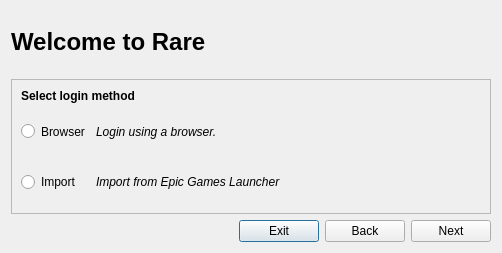
RareDevs/Rare, file rare/ui/components/dialogs/login/login_dialog.ui: the form before one commit.
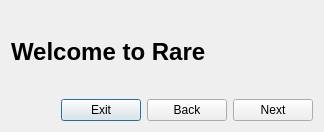
The form after the commit.

Commit message:
Use SlidingStackedWidget for the login dialog.
Also fixes the login window missing dialog type hints for the window manager.

What changed in the file:
```diff
--- a/rare/ui/components/dialogs/login/login_dialog.ui
+++ b/rare/ui/components/dialogs/login/login_dialog.ui
@@ -6,19 +6,22 @@
    <rect>
     <x>0</x>
     <y>0</y>
-    <width>492</width>
-    <height>267</height>
+    <width>324</width>
+    <height>132</height>
    </rect>
   </property>
   <property name="windowTitle">
    <string>Rare Login</string>
   </property>
-  <layout class="QVBoxLayout" name="login_layout">
-   <property name="sizeConstraint">
-    <enum>QLayout::SetFixedSize</enum>
-   </property>
+  <layout class="QVBoxLayout" name="login_layout" stretch="0,0,0,0,0">
    <item>
     <spacer name="login_vspacer_top">
+     <property name="orientation">
+      <enum>Qt::Vertical</enum>
+     </property>
+     <property name="sizeType">
+      <enum>QSizePolicy::Fixed</enum>
+     </property>
      <property name="sizeHint" stdset="0">
       <size>
        <width>0</width>
@@ -36,6 +39,12 @@
    </item>
    <item>
     <spacer name="login_vspacer_bottom">
+     <property name="orientation">
+      <enum>Qt::Vertical</enum>
+     </property>
+     <property name="sizeType">
+      <enum>QSizePolicy::Fixed</enum>
+     </property>
      <property name="sizeHint" stdset="0">
       <size>
        <width>0</width>
@@ -45,109 +54,7 @@
     </spacer>
    </item>
    <item>
-    <widget class="QStackedWidget" name="login_stack">
-     <property name="enabled">
-      <bool>true</bool>
-     </property>
-     <property name="minimumSize">
-      <size>
-       <width>480</width>
-       <height>135</height>
-      </size>
-     </property>
-     <property name="frameShape">
-      <enum>QFrame::StyledPanel</enum>
-     </property>
-     <property name="frameShadow">
-      <enum>QFrame::Raised</enum>
-     </property>
-     <property name="currentIndex">
-      <number>0</number>
-     </property>
-     <widget class="QWidget" name="login_page">
-      <property name="enabled">
-       <bool>true</bool>
-      </property>
-      <layout class="QGridLayout" name="login_page_layout">
-       <item row="1" column="1">
-        <widget class="QLabel" name="login_browser_label">
-         <property name="font">
-          <font>
-           <italic>true</italic>
-          </font>
-         </property>
-         <property name="text">
-          <string>Login using a browser.</string>
-         </property>
-        </widget>
-       </item>
-       <item row="0" column="0" colspan="3" alignment="Qt::AlignTop">
-        <widget class="QLabel" name="login_label">
-         <property name="font">
-          <font>
-           <weight>75</weight>
-           <bold>true</bold>
-          </font>
-         </property>
-         <property name="text">
-          <string>Select login method</string>
-         </property>
-        </widget>
-       </item>
-       <item row="2" column="1">
-        <widget class="QLabel" name="login_import_label">
-         <property name="font">
-          <font>
-           <italic>true</italic>
-          </font>
-         </property>
-         <property name="text">
-          <string>Import from Epic Games Launcher</string>
-         </property>
-        </widget>
-       </item>
-       <item row="2" column="0">
-        <widget class="QRadioButton" name="login_import_radio">
-         <property name="sizePolicy">
-          <sizepolicy hsizetype="Minimum" vsizetype="Expanding">
-           <horstretch>0</horstretch>
-           <verstretch>0</verstretch>
-          </sizepolicy>
-         </property>
-         <property name="text">
-          <string>Import</string>
-         </property>
-        </widget>
-       </item>
-       <item row="1" column="2" rowspan="2">
-        <spacer name="login_hspacer">
-         <property name="orientation">
-          <enum>Qt::Horizontal</enum>
-         </property>
-         <property name="sizeHint" stdset="0">
-          <size>
-           <width>40</width>
-           <height>20</height>
-          </size>
-         </property>
-        </spacer>
-       </item>
-       <item row="1" column="0">
-        <widget class="QRadioButton" name="login_browser_radio">
-         <property name="sizePolicy">
-          <sizepolicy hsizetype="Minimum" vsizetype="Expanding">
-           <horstretch>0</horstretch>
-           <verstretch>0</verstretch>
-          </sizepolicy>
-         </property>
-         <property name="text">
-          <string>Browser</string>
-         </property>
-        </widget>
-       </item>
-      </layout>
-     </widget>
-    </widget>
+    <layout class="QVBoxLayout" name="login_stack_layout"/>
    </item>
    <item>
     <layout class="QHBoxLayout" name="button_layout">
```
The commit also changes 11 other files.
